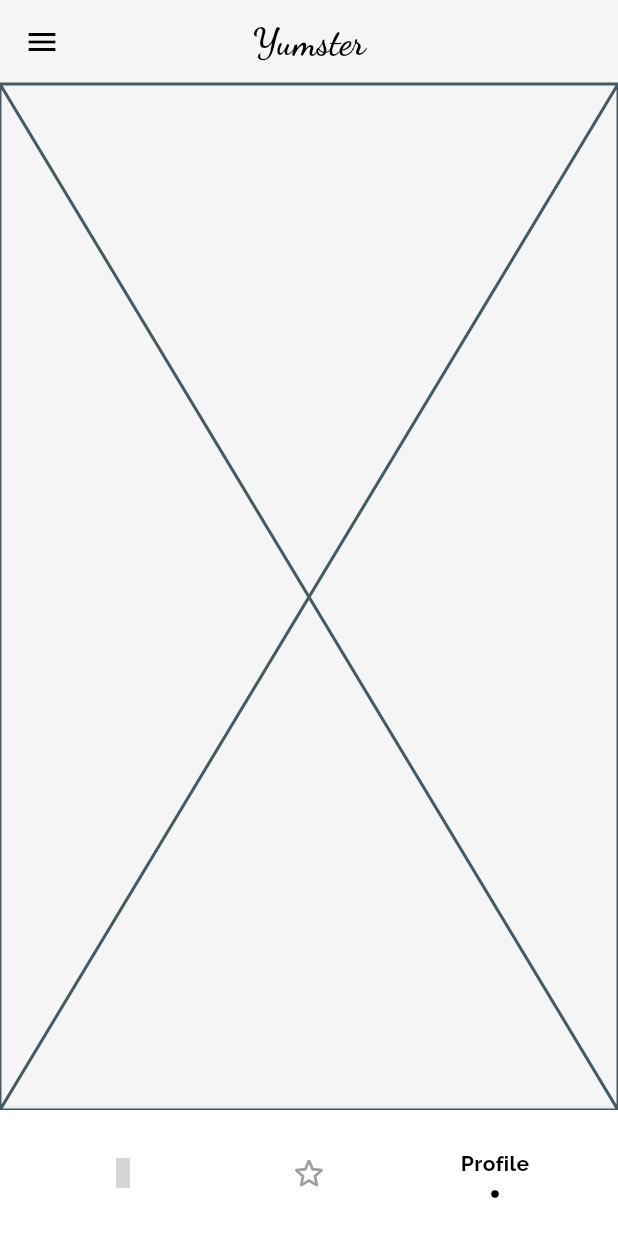
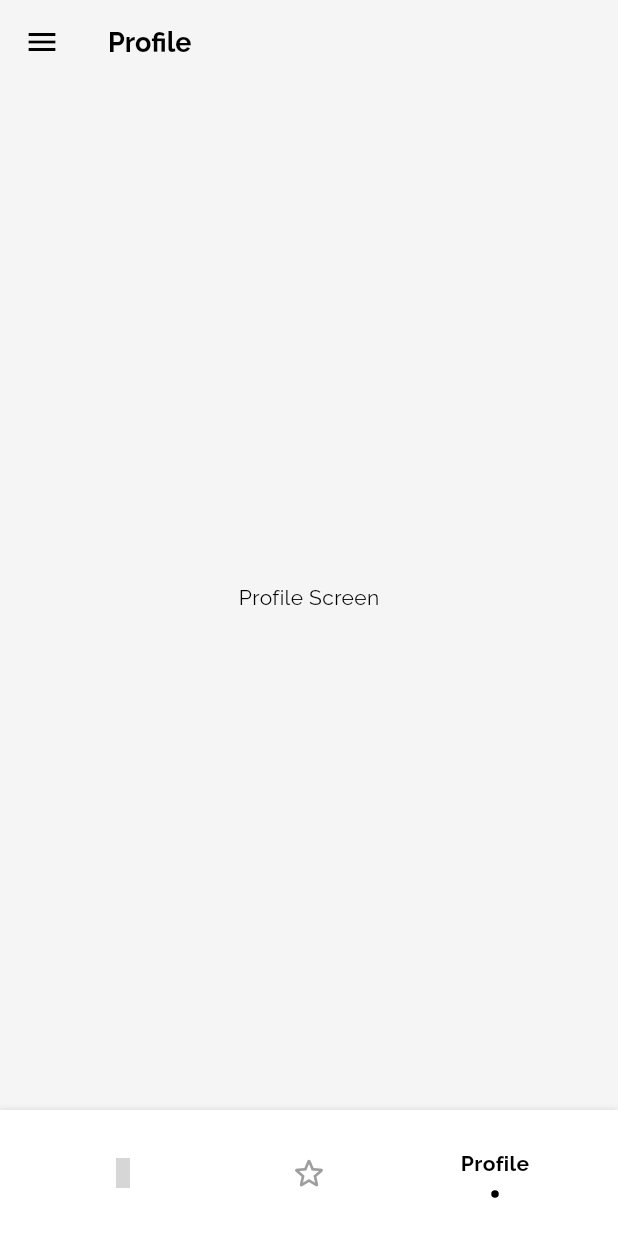
Before and after one commit to paritoshkrjha/Yumster, a Flutter app: the HomeScreen screen opened by its route, item 3 of the bottom bar chosen, on a phone screen of 412 x 824 dp. Run offline on Flutter 3.47's test engine with Material 3 defaults, Android fonts, the phone set to English and light mode, and no system bars; drawn by our look-alikes of flashy_tab_bar2; our stand-ins replace flutter_riverpod, flutter_secure_storage, flutter_spinkit, fluttertoast, fpdart, go_router and 3 more; accounts and stored records are empty; grey boxes are pictures that could not be loaded.

Commit message:
Added dummy screens for navbar components

```diff
--- a/lib/data/providers/navbar_index_provider.dart
+++ b/lib/data/providers/navbar_index_provider.dart
@@ -1,5 +1,5 @@
 import 'package:flutter_riverpod/flutter_riverpod.dart';
 
-final NavbarIndexProvider = StateProvider<int>((ref) {
+final navbarIndexProvider = StateProvider<int>((ref) {
   return 0;
 });
--- /dev/null
+++ b/lib/features/home/screens/feed.dart
@@ -0,0 +1,10 @@
+import 'package:flutter/material.dart';
+
+class HomeFeed extends StatelessWidget {
+  const HomeFeed({super.key});
+
+  @override
+  Widget build(BuildContext context) {
+    return const Placeholder();
+  }
+}
--- a/lib/features/home/screens/home.dart
+++ b/lib/features/home/screens/home.dart
@@ -1,8 +1,12 @@
 import 'package:flutter/material.dart';
 import 'package:flutter_riverpod/flutter_riverpod.dart';
 import 'package:google_fonts/google_fonts.dart';
+import 'package:yumster/data/providers/navbar_index_provider.dart';
+import 'package:yumster/features/home/screens/feed.dart';
 import 'package:yumster/features/home/widgets/bottom_navigation_bar.dart';
 import 'package:yumster/features/home/widgets/drawer.dart';
+import 'package:yumster/features/profile/screens/profile.dart';
+import 'package:yumster/features/starred/screens/starred.dart';
 
 class HomeScreen extends ConsumerStatefulWidget {
   const HomeScreen({super.key});
@@ -14,19 +18,42 @@ class HomeScreen extends ConsumerStatefulWidget {
 class _HomeScreenState extends ConsumerState<HomeScreen> {
   @override
   Widget build(BuildContext context) {
-    return Scaffold(
+    final selectedPageIndex = ref.watch(navbarIndexProvider);
+    final seletedPage = kHomeScreen[selectedPageIndex];
+
+    return SafeArea(
+      child: Scaffold(
         appBar: AppBar(
           title: Text(
-            'Yumster',
-            style: GoogleFonts.dancingScript().copyWith(
-              fontSize: 24,
-              fontWeight: FontWeight.bold,
-            ),
+            kHomeScreenTitle[selectedPageIndex]!,
+            style: selectedPageIndex == 0
+                ? GoogleFonts.dancingScript().copyWith(
+                    fontSize: 24,
+                    fontWeight: FontWeight.bold,
+                  )
+                : const TextStyle(
+                    fontSize: 18,
+                    fontWeight: FontWeight.bold,
+                  ),
           ),
-          centerTitle: true,
+          centerTitle: selectedPageIndex == 0,
         ),
         drawer: const CustomDrawer(),
-        body: const Placeholder(),
-        bottomNavigationBar: const CustomBottomNavigationBar());
+        body: seletedPage,
+        bottomNavigationBar: const CustomBottomNavigationBar(),
+      ),
+    );
   }
 }
+
+Map<int, dynamic> kHomeScreen = {
+  0: const HomeFeed(),
+  1: const StarredScreen(),
+  2: const ProfileScreen(),
+};
+
+Map<int, String> kHomeScreenTitle = {
+  0: 'Yumster',
+  1: 'Starred',
+  2: 'Profile',
+};
--- a/lib/features/home/widgets/bottom_navigation_bar.dart
+++ b/lib/features/home/widgets/bottom_navigation_bar.dart
@@ -17,9 +17,9 @@ class _CustomBottomNavigationBarState
   @override
   Widget build(BuildContext context) {
     return FlashyTabBar(
-      selectedIndex: ref.watch(NavbarIndexProvider),
+      selectedIndex: ref.watch(navbarIndexProvider),
       onItemSelected: (value) {
-        ref.read(NavbarIndexProvider.notifier).state = value;
+        ref.read(navbarIndexProvider.notifier).state = value;
       },
       items: [
         FlashyTabBarItem(
--- /dev/null
+++ b/lib/features/profile/screens/profile.dart
@@ -0,0 +1,18 @@
+import 'package:flutter_riverpod/flutter_riverpod.dart';
+import 'package:flutter/material.dart';
+
+class ProfileScreen extends ConsumerStatefulWidget {
+  const ProfileScreen({super.key});
+
+  @override
+  ConsumerState<ConsumerStatefulWidget> createState() => _ProfileScreenState();
+}
+
+class _ProfileScreenState extends ConsumerState<ProfileScreen> {
+  @override
+  Widget build(BuildContext context) {
+    return Center(
+      child: Text('Profile Screen'),
+    );
+  }
+}
--- /dev/null
+++ b/lib/features/starred/screens/starred.dart
@@ -0,0 +1,18 @@
+import 'package:flutter/material.dart';
+import 'package:flutter_riverpod/flutter_riverpod.dart';
+
+class StarredScreen extends ConsumerStatefulWidget {
+  const StarredScreen({super.key});
+
+  @override
+  ConsumerState<ConsumerStatefulWidget> createState() => _StarredScreenState();
+}
+
+class _StarredScreenState extends ConsumerState<StarredScreen> {
+  @override
+  Widget build(BuildContext context) {
+    return const Center(
+      child: Text('Starred Screen'),
+    );
+  }
+}
```
